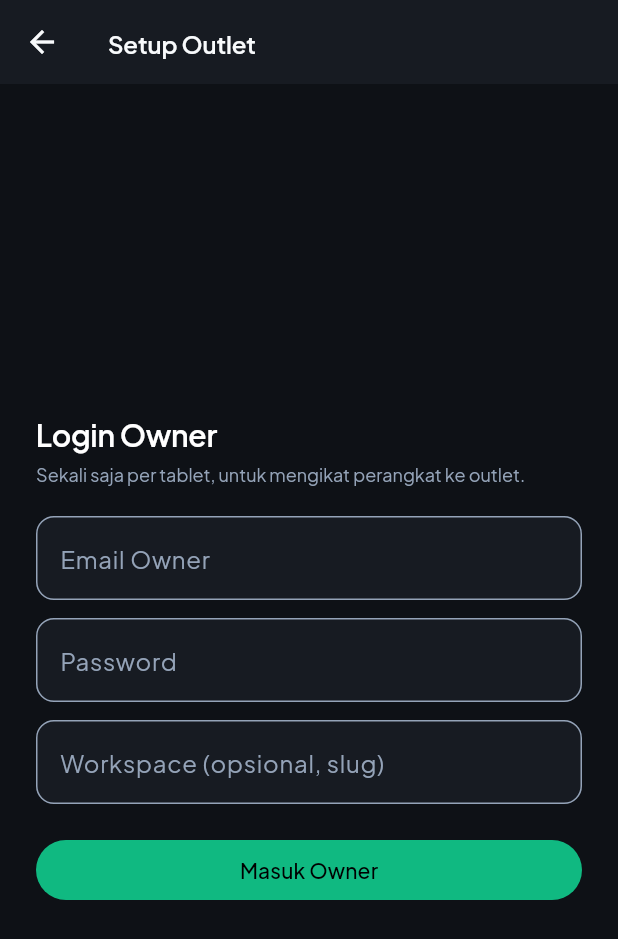
After one commit to Xart22/tumbuh-mobile, a Flutter app: the OwnerSetupScreen screen opened by its route, on a phone screen of 412 x 824 dp. The commit adds this screen. Shown: the top 939 px of the screen. Run offline on Flutter 3.47's test engine with Material 3 defaults, Android fonts, the phone set to English and light mode, and no system bars; our stand-ins replace connectivity_plus, device_info_plus, dio, drift, drift_flutter, equatable and 5 more; accounts and stored records are empty; generated files the repository leaves out were written again.

Commit message:
feat(auth): align login with backend and add one-time outlet provisioning
Owner logs in via POST /v1/auth/login, picks an outlet from GET /v1/outlets (cached), then cashier PIN uses POST /v1/auth/login-kasir {outletId,pin}. Adds /setup screen, 401 redirect to login, and shared router.

```diff
--- /dev/null
+++ b/lib/data/models/outlet_summary.dart
@@ -0,0 +1,22 @@
+class OutletSummary {
+  final String id;
+  final String name;
+  final String? address;
+  final String? city;
+
+  const OutletSummary({
+    required this.id,
+    required this.name,
+    this.address,
+    this.city,
+  });
+
+  factory OutletSummary.fromJson(Map<String, dynamic> json) {
+    return OutletSummary(
+      id: json['id'] as String,
+      name: json['name'] as String,
+      address: json['address'] as String?,
+      city: json['city'] as String?,
+    );
+  }
+}
--- a/lib/features/auth/bloc/auth_bloc.dart
+++ b/lib/features/auth/bloc/auth_bloc.dart
@@ -2,6 +2,7 @@ import 'package:equatable/equatable.dart';
 import 'package:flutter_bloc/flutter_bloc.dart';
 import '../../../core/security/secure_storage_service.dart';
 import '../../../data/models/auth_user.dart';
+import '../../../data/models/outlet_summary.dart';
 import '../../../data/remote/auth_repository.dart';
 
 // --- Events ---
@@ -15,17 +16,38 @@ class AuthCheckStatus extends AuthEvent {}
 
 class AuthLoginKasirRequested extends AuthEvent {
   final String pin;
-  final String cashierId;
-  final String cashierName;
+  final String? cashierName;
 
   const AuthLoginKasirRequested({
     required this.pin,
-    required this.cashierId,
-    required this.cashierName,
+    this.cashierName,
   });
 
   @override
-  List<Object?> get props => [pin, cashierId, cashierName];
+  List<Object?> get props => [pin, cashierName];
+}
+
+class AuthOwnerLoginRequested extends AuthEvent {
+  final String email;
+  final String password;
+  final String? tenantSlug;
+
+  const AuthOwnerLoginRequested({
+    required this.email,
+    required this.password,
+    this.tenantSlug,
+  });
+
+  @override
+  List<Object?> get props => [email, password, tenantSlug];
+}
+
+class AuthSelectOutletRequested extends AuthEvent {
+  final String outletId;
+  const AuthSelectOutletRequested(this.outletId);
+
+  @override
+  List<Object?> get props => [outletId];
 }
 
 class AuthBiometricLoginRequested extends AuthEvent {
@@ -56,10 +78,32 @@ class AuthLoading extends AuthState {}
 
 class AuthUnauthenticated extends AuthState {
   final bool biometricAvailable;
-  const AuthUnauthenticated({this.biometricAvailable = false});
+  final bool hasOutlet;
+  const AuthUnauthenticated({
+    this.biometricAvailable = false,
+    this.hasOutlet = true,
+  });
 
   @override
-  List<Object?> get props => [biometricAvailable];
+  List<Object?> get props => [biometricAvailable, hasOutlet];
+}
+
+/// Owner logged in and the tenant's outlet list is ready to pick from.
+class AuthOwnerOutletsLoaded extends AuthState {
+  final List<OutletSummary> outlets;
+  const AuthOwnerOutletsLoaded(this.outlets);
+
+  @override
+  List<Object?> get props => [outlets];
+}
+
+/// Device is now bound to an outlet; cashier PIN login can proceed.
+class AuthOutletConfigured extends AuthState {
+  final String outletId;
+  const AuthOutletConfigured(this.outletId);
+
+  @override
+  List<Object?> get props => [outletId];
 }
 
 class AuthKasirAuthenticated extends AuthState {
@@ -99,6 +143,8 @@ class AuthBloc extends Bloc<AuthEvent, AuthState> {
         super(AuthInitial()) {
     on<AuthCheckStatus>(_onCheckStatus);
     on<AuthLoginKasirRequested>(_onLoginKasir);
+    on<AuthOwnerLoginRequested>(_onOwnerLogin);
+    on<AuthSelectOutletRequested>(_onSelectOutlet);
     on<AuthBiometricLoginRequested>(_onBiometricLogin);
     on<AuthLogoutRequested>(_onLogout);
   }
@@ -123,7 +169,11 @@ class AuthBloc extends Bloc<AuthEvent, AuthState> {
         emit(AuthKasirAuthenticated(user));
       }
     } else {
-      emit(AuthUnauthenticated(biometricAvailable: biometric));
+      final outletId = await _storage.getActiveOutletId();
+      emit(AuthUnauthenticated(
+        biometricAvailable: biometric,
+        hasOutlet: outletId != null && outletId.isNotEmpty,
+      ));
     }
   }
 
@@ -132,7 +182,6 @@ class AuthBloc extends Bloc<AuthEvent, AuthState> {
     try {
       final user = await _authRepository.loginKasir(
         pin: event.pin,
-        cashierId: event.cashierId,
         cashierName: event.cashierName,
       );
       emit(AuthKasirAuthenticated(user));
@@ -141,6 +190,31 @@ class AuthBloc extends Bloc<AuthEvent, AuthState> {
       emit(AuthFailure(e.toString().replaceAll('Exception: ', '')));
       emit(AuthUnauthenticated(biometricAvailable: biometric));
     }
+  }
+
+  Future<void> _onOwnerLogin(AuthOwnerLoginRequested event, Emitter<AuthState> emit) async {
+    emit(AuthLoading());
+    try {
+      await _authRepository.loginOwner(
+        email: event.email,
+        password: event.password,
+        tenantSlug: event.tenantSlug,
+      );
+      final outlets = await _authRepository.fetchOutlets();
+      emit(AuthOwnerOutletsLoaded(outlets));
+    } catch (e) {
+      emit(AuthFailure(e.toString().replaceAll('Exception: ', '')));
+    }
+  }
+
+  Future<void> _onSelectOutlet(AuthSelectOutletRequested event, Emitter<AuthState> emit) async {
+    await _storage.saveActiveOutletId(event.outletId);
+    try {
+      await _authRepository.fetchOutletPricing(event.outletId);
+    } catch (_) {
+      // Non-fatal: cashier login still works; pricing falls back to defaults.
+    }
+    emit(AuthOutletConfigured(event.outletId));
   }
 
   Future<void> _onBiometricLogin(AuthBiometricLoginRequested event, Emitter<AuthState> emit) async {
--- a/lib/features/auth/presentation/screens/kasir_login_screen.dart
+++ b/lib/features/auth/presentation/screens/kasir_login_screen.dart
@@ -106,7 +106,6 @@ class _KasirLoginScreenState extends State<KasirLoginScreen> {
     context.read<AuthBloc>().add(
           AuthLoginKasirRequested(
             pin: _enteredPin,
-            cashierId: _selectedCashier.id,
             cashierName: _selectedCashier.name,
           ),
         );
@@ -117,8 +116,8 @@ class _KasirLoginScreenState extends State<KasirLoginScreen> {
     return BlocListener<AuthBloc, AuthState>(
       listener: (context, state) {
         if (state is AuthKasirAuthenticated) {
-          // Navigate to shift check or POS
-          context.go(AppRouter.pos);
+          // Enter through the shift gate: order creation needs an open shift.
+          context.go('${AppRouter.shift}?autopos=1');
         } else if (state is AuthFailure) {
           setState(() {
             _errorMessage = state.message;
@@ -280,9 +279,9 @@ class _KasirLoginScreenState extends State<KasirLoginScreen> {
               ),
               const SizedBox(width: 16),
               OutlinedButton.icon(
-                onPressed: () {},
+                onPressed: () => context.go(AppRouter.setup),
                 icon: const Icon(Icons.settings_suggest_rounded, size: 16),
-                label: const Text('Diag'),
+                label: const Text('Setup'),
                 style: OutlinedButton.styleFrom(
                   backgroundColor: const Color(0xFF0E1116),
                   foregroundColor: const Color(0xFF94A3B8),
--- /dev/null
+++ b/lib/features/auth/presentation/screens/owner_setup_screen.dart
@@ -0,0 +1,160 @@
+import 'package:flutter/material.dart';
+import 'package:flutter_bloc/flutter_bloc.dart';
+import 'package:go_router/go_router.dart';
+import '../../../../data/models/outlet_summary.dart';
+import '../../../../routing/app_router.dart';
+import '../../../../shared/theme/app_colors.dart';
+import '../../../../shared/theme/app_typography.dart';
+import '../../bloc/auth_bloc.dart';
+
+/// First-run tablet provisioning: owner logs in, picks the outlet this till
+/// belongs to, then the cashier PIN screen can authenticate against it.
+class OwnerSetupScreen extends StatefulWidget {
+  const OwnerSetupScreen({super.key});
+
+  @override
+  State<OwnerSetupScreen> createState() => _OwnerSetupScreenState();
+}
+
+class _OwnerSetupScreenState extends State<OwnerSetupScreen> {
+  final _email = TextEditingController();
+  final _password = TextEditingController();
+  final _workspace = TextEditingController();
+  String? _error;
+  List<OutletSummary> _outlets = const [];
+  bool _loading = false;
+
+  @override
+  void dispose() {
+    _email.dispose();
+    _password.dispose();
+    _workspace.dispose();
+    super.dispose();
+  }
+
+  @override
+  Widget build(BuildContext context) {
+    return BlocListener<AuthBloc, AuthState>(
+      listener: (context, state) {
+        setState(() {
+          _loading = state is AuthLoading;
+          if (state is AuthOwnerOutletsLoaded) {
+            _outlets = state.outlets;
+            _error = null;
+          } else if (state is AuthFailure) {
+            _error = state.message;
+          } else if (state is AuthOutletConfigured) {
+            context.go(AppRouter.loginKasir);
+          }
+        });
+      },
+      child: Scaffold(
+        backgroundColor: const Color(0xFF0E1116),
+        appBar: AppBar(
+          backgroundColor: const Color(0xFF171B22),
+          title: const Text('Setup Outlet'),
+          leading: IconButton(
+            icon: const Icon(Icons.arrow_back),
+            onPressed: () => context.go(AppRouter.loginKasir),
+          ),
+        ),
+        body: Center(
+          child: SingleChildScrollView(
+            padding: const EdgeInsets.all(24),
+            child: ConstrainedBox(
+              constraints: const BoxConstraints(maxWidth: 440),
+              child: Column(
+                mainAxisSize: MainAxisSize.min,
+                crossAxisAlignment: CrossAxisAlignment.stretch,
+                children: [
+                  Text('Login Owner', style: LpTypography.headlineMd.copyWith(color: Colors.white)),
+                  const SizedBox(height: 4),
+                  Text(
+                    'Sekali saja per tablet, untuk mengikat perangkat ke outlet.',
+                    style: LpTypography.bodySm.copyWith(color: LpColors.textSecondary),
+                  ),
+                  const SizedBox(height: 20),
+                  _field(_email, 'Email Owner', keyboard: TextInputType.emailAddress),
+                  const SizedBox(height: 12),
+                  _field(_password, 'Password', obscure: true),
+                  const SizedBox(height: 12),
+                  _field(_workspace, 'Workspace (opsional, slug)'),
+                  if (_error != null) ...[
+                    const SizedBox(height: 12),
+                    Text(_error!, style: LpTypography.bodySm.copyWith(color: LpColors.critical)),
+                  ],
+                  const SizedBox(height: 20),
+                  FilledButton(
+                    onPressed: _loading ? null : _login,
+                    child: _loading
+                        ? const SizedBox(
+                            height: 18,
+                            width: 18,
+                            child: CircularProgressIndicator(strokeWidth: 2),
+                          )
+                        : const Text('Masuk Owner'),
+                  ),
+                  if (_outlets.isNotEmpty) ...[
+                    const SizedBox(height: 24),
+                    Text('Pilih Outlet', style: LpTypography.headlineSm.copyWith(color: Colors.white)),
+                    const SizedBox(height: 8),
+                    ..._outlets.map(
+                      (o) => Card(
+                        color: const Color(0xFF171B22),
+                        child: ListTile(
+                          title: Text(o.name, style: const TextStyle(color: Colors.white)),
+                          subtitle: o.city != null
+                              ? Text(o.city!, style: const TextStyle(color: LpColors.textSecondary))
+                              : null,
+                          trailing: const Icon(Icons.chevron_right, color: LpColors.textSecondary),
+                          onTap: () => context
+                              .read<AuthBloc>()
+                              .add(AuthSelectOutletRequested(o.id)),
+                        ),
+                      ),
+                    ),
+                  ],
+                ],
+              ),
+            ),
+          ),
+        ),
+      ),
+    );
+  }
+
+  Widget _field(
+    TextEditingController controller,
+    String label, {
+    bool obscure = false,
+    TextInputType? keyboard,
+  }) {
+    return TextField(
+      controller: controller,
+      obscureText: obscure,
+      keyboardType: keyboard,
+      style: const TextStyle(color: Colors.white),
+      decoration: InputDecoration(
+        labelText: label,
+        labelStyle: const TextStyle(color: LpColors.textSecondary),
+        filled: true,
+        fillColor: const Color(0xFF171B22),
+        border: OutlineInputBorder(borderRadius: BorderRadius.circular(12)),
+      ),
+    );
+  }
+
+  void _login() {
+    if (_email.text.trim().isEmpty || _password.text.isEmpty) {
+      setState(() => _error = 'Email dan password wajib diisi.');
+      return;
+    }
+    context.read<AuthBloc>().add(
+          AuthOwnerLoginRequested(
+            email: _email.text.trim(),
+            password: _password.text,
+            tenantSlug: _workspace.text.trim().isEmpty ? null : _workspace.text.trim(),
+          ),
+        );
+  }
+}
--- a/lib/routing/app_router.dart
+++ b/lib/routing/app_router.dart
@@ -1,6 +1,7 @@
 import 'package:flutter/material.dart';
 import 'package:go_router/go_router.dart';
 import '../features/auth/presentation/screens/kasir_login_screen.dart';
+import '../features/auth/presentation/screens/owner_setup_screen.dart';
 import '../features/kds/presentation/screens/kds_screen.dart';
 import '../features/owner/presentation/screens/owner_dashboard_screen.dart';
 import '../features/pos/presentation/screens/pos_tablet_screen.dart';
@@ -11,6 +12,7 @@ class AppRouter {
   AppRouter._();
 
   static const String loginKasir = '/login-kasir';
+  static const String setup = '/setup';
   static const String pos = '/pos';
   static const String kds = '/kds';
   static const String owner = '/owner';
@@ -27,6 +29,10 @@ class AppRouter {
           builder: (context, state) => const KasirLoginScreen(),
         ),
         GoRoute(
+          path: setup,
+          builder: (context, state) => const OwnerSetupScreen(),
+        ),
+        GoRoute(
           path: pos,
           builder: (context, state) => const PosTabletScreen(),
         ),
@@ -40,7 +46,9 @@ class AppRouter {
         ),
         GoRoute(
           path: shift,
-          builder: (context, state) => const ShiftScreen(),
+          builder: (context, state) => ShiftScreen(
+            autoEnterPos: state.uri.queryParameters['autopos'] == '1',
+          ),
         ),
         GoRoute(
           path: printerSettings,
```
Also changed, not shown: lib/core/security/secure_storage_service.dart (+10 -0 lines), lib/data/remote/auth_repository.dart (+69 -32 lines), lib/main.dart (+15 -9 lines).
